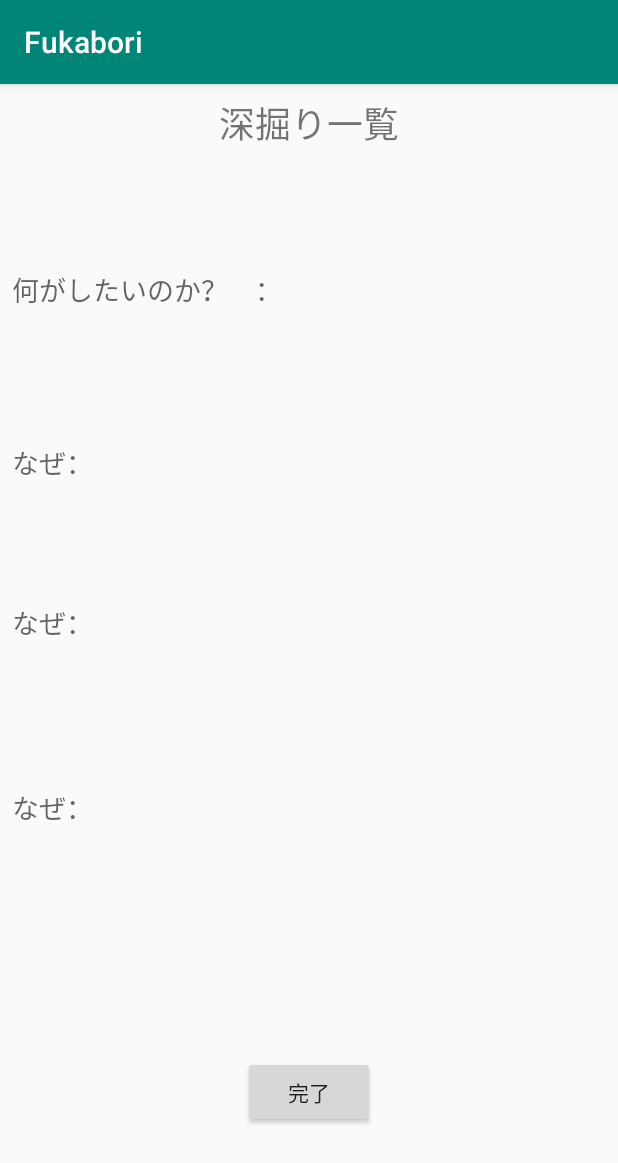
After one commit to candypenguin/Fukabori, an Android app: the Result screen opened directly, with no data from a screen before it, on a phone screen of 412 x 824 dp. The commit adds this screen. Shown: the top 1163 px of the screen. Run offline under Robolectric (Android 15) with nearby library versions, the phone set to English and light mode, and no system bars; 5 statements that could not run were skipped.

Commit message:
深掘り結果画面を実装

```diff
--- a/app/src/main/AndroidManifest.xml
+++ b/app/src/main/AndroidManifest.xml
@@ -9,6 +9,8 @@
             android:roundIcon="@mipmap/ic_launcher_round"
             android:supportsRtl="true"
             android:theme="@style/AppTheme">
+        <activity android:name=".Result">
+        </activity>
         <activity android:name=".Fukabori">
         </activity>
         <activity android:name=".MainActivity">
--- a/app/src/main/java/com/example/fukabori/Fukabori.kt
+++ b/app/src/main/java/com/example/fukabori/Fukabori.kt
@@ -1,12 +1,53 @@
 package com.example.fukabori
 
+import android.content.Intent
 import android.support.v7.app.AppCompatActivity
 import android.os.Bundle
+import android.widget.Button
+import android.widget.TextView
 
 class Fukabori : AppCompatActivity() {
+
+        var count : Int = 0
+        var fukaboriList : Array<String> = arrayOf("","","","")
+        var why : TextView? = null
+        var reason : TextView? = null
 
     override fun onCreate(savedInstanceState: Bundle?) {
         super.onCreate(savedInstanceState)
         setContentView(R.layout.activity_fukabori)
+
+        why = findViewById(R.id.Naze)
+        reason = findViewById(R.id.why)
+        var nextButton: Button = findViewById(R.id.nextButton)
+
+        nextButton.setOnClickListener {
+            fukaboriList[count] = reason.toString()
+            count++
+
+            if(count != 4){
+
+                show()
+            }else{
+
+                val intent  = Intent(this, Result::class.java)
+                intent.putExtra("Fukabori", fukaboriList )
+                startActivity(intent)
+            }
+        }
+
+    }
+
+    fun show() {
+
+        if(count > 0){
+
+            why!!.text = "なぜ？"
+        }else{
+
+            why!!.text = "なにがしたいの？"
+        }
+
+        reason!!.text = ""
     }
 }
--- /dev/null
+++ b/app/src/main/java/com/example/fukabori/Result.kt
@@ -0,0 +1,37 @@
+package com.example.fukabori
+
+import android.content.Intent
+import android.support.v7.app.AppCompatActivity
+import android.os.Bundle
+import android.widget.Button
+import android.widget.TextView
+
+class Result : AppCompatActivity() {
+
+
+    override fun onCreate(savedInstanceState: Bundle?) {
+        super.onCreate(savedInstanceState)
+        setContentView(R.layout.activity_result)
+
+        var goal :TextView = findViewById(R.id.goal)
+        var firstWhy : TextView = findViewById(R.id.firstwhy)
+        var secondWhy : TextView = findViewById(R.id.secondwhy)
+        var thirdWhy : TextView = findViewById(R.id.thirdwhy)
+
+        var finishButton: Button = findViewById(R.id.finishButton)
+
+        if (intent != null) {
+            var fukabori = intent.getSerializableExtra("Fukabori") as Array<String>
+            goal.text = fukabori[0]
+            firstWhy.text = fukabori[1]
+            secondWhy.text = fukabori[2]
+            thirdWhy.text = fukabori[3]
+        }
+
+        finishButton.setOnClickListener {
+
+            val intentFinish  = Intent(this, MainActivity::class.java)
+            startActivity(intentFinish)
+        }
+    }
+}
--- a/app/src/main/res/layout/activity_fukabori.xml
+++ b/app/src/main/res/layout/activity_fukabori.xml
@@ -11,7 +11,6 @@
             android:layout_width="wrap_content"
             android:layout_height="wrap_content"
             android:inputType="textPersonName"
-            android:text="Name"
             android:ems="10"
             android:id="@+id/why" android:layout_marginBottom="8dp"
             app:layout_constraintBottom_toTopOf="@+id/guideline4"
@@ -20,7 +19,7 @@
             app:layout_constraintTop_toTopOf="@+id/guideline5" android:layout_marginStart="8dp"
             app:layout_constraintStart_toStartOf="parent"/>
     <TextView
-            android:text="なぜ？"
+            android:text="何をしたいの？"
             android:layout_width="wrap_content"
             android:layout_height="wrap_content"
             android:id="@+id/Naze" app:layout_constraintStart_toStartOf="parent" android:layout_marginStart="8dp"
--- /dev/null
+++ b/app/src/main/res/layout/activity_result.xml
@@ -0,0 +1,118 @@
+<?xml version="1.0" encoding="utf-8"?>
+<android.support.constraint.ConstraintLayout
+        xmlns:android="http://schemas.android.com/apk/res/android"
+        xmlns:tools="http://schemas.android.com/tools"
+        xmlns:app="http://schemas.android.com/apk/res-auto"
+        android:layout_width="match_parent"
+        android:layout_height="match_parent"
+        tools:context=".Result">
+
+    <android.support.constraint.Guideline android:layout_width="wrap_content" android:layout_height="wrap_content"
+                                          android:id="@+id/guideline7"
+                                          android:orientation="horizontal"
+                                          app:layout_constraintGuide_percent="0.15"/>
+    <android.support.constraint.Barrier android:layout_width="wrap_content" android:layout_height="wrap_content"
+                                        android:id="@+id/barrier" app:barrierDirection="top"/>
+    <android.support.constraint.Guideline android:layout_width="wrap_content" android:layout_height="wrap_content"
+                                          android:id="@+id/guideline8"
+                                          android:orientation="horizontal"
+                                          app:layout_constraintGuide_percent="0.3"/>
+    <android.support.constraint.Guideline android:layout_width="wrap_content" android:layout_height="wrap_content"
+                                          android:id="@+id/guideline9"
+                                          android:orientation="horizontal"
+                                          app:layout_constraintGuide_percent="0.45"/>
+    <android.support.constraint.Guideline android:layout_width="wrap_content" android:layout_height="wrap_content"
+                                          android:id="@+id/guideline10"
+                                          android:orientation="horizontal"
+                                          app:layout_constraintGuide_percent="0.6"/>
+    <android.support.constraint.Guideline android:layout_width="wrap_content" android:layout_height="wrap_content"
+                                          android:id="@+id/guideline11"
+                                          android:orientation="horizontal"
+                                          app:layout_constraintGuide_percent="0.75"/>
+    <TextView
+            android:text="深掘り一覧"
+            android:layout_width="0dp"
+            android:layout_height="0dp"
+            android:id="@+id/title" app:layout_constraintStart_toStartOf="parent" android:layout_marginStart="8dp"
+            app:layout_constraintEnd_toEndOf="parent" android:layout_marginEnd="8dp" android:layout_marginTop="8dp"
+            app:layout_constraintTop_toTopOf="parent" android:layout_marginBottom="8dp"
+            app:layout_constraintBottom_toTopOf="@+id/guideline7" android:textSize="24sp"
+            android:textAlignment="center"/>
+    <TextView
+            android:text="何がしたいのか？　："
+            android:layout_width="0dp"
+            android:layout_height="0dp"
+            android:id="@+id/textView2" app:layout_constraintStart_toStartOf="parent" android:layout_marginStart="8dp"
+            android:layout_marginBottom="8dp" app:layout_constraintBottom_toTopOf="@+id/guideline8"
+            android:layout_marginTop="8dp" app:layout_constraintTop_toTopOf="@+id/guideline7"
+            app:layout_constraintEnd_toStartOf="@+id/guideline13" android:layout_marginEnd="8dp"
+            android:textAppearance="@style/TextAppearance.AppCompat.Medium"/>
+    <TextView
+            android:layout_width="190dp"
+            android:layout_height="74dp"
+            android:id="@+id/goal"
+            android:textAppearance="@style/TextAppearance.AppCompat.Medium" tools:layout_editor_absoluteY="98dp"
+            tools:layout_editor_absoluteX="214dp"/>
+    <android.support.constraint.Guideline android:layout_width="wrap_content" android:layout_height="wrap_content"
+                                          android:id="@+id/guideline13"
+                                          android:orientation="vertical"
+                                          app:layout_constraintGuide_percent="0.5"/>
+    <TextView
+            android:text="なぜ："
+            android:layout_width="0dp"
+            android:layout_height="0dp"
+            android:id="@+id/textView4" app:layout_constraintStart_toStartOf="parent" android:layout_marginStart="8dp"
+            app:layout_constraintEnd_toStartOf="@+id/guideline13" android:layout_marginEnd="8dp"
+            android:layout_marginTop="8dp" app:layout_constraintTop_toTopOf="@+id/guideline8"
+            android:layout_marginBottom="8dp" app:layout_constraintBottom_toTopOf="@+id/guideline9"
+            android:textAppearance="@style/TextAppearance.AppCompat.Medium"/>
+    <TextView
+            android:layout_width="190dp"
+            android:layout_height="74dp"
+            android:id="@+id/firstwhy"
+            android:textAppearance="@style/TextAppearance.AppCompat.Medium" tools:layout_editor_absoluteY="188dp"
+            tools:layout_editor_absoluteX="214dp"/>
+    <TextView
+            android:text="なぜ："
+            android:layout_width="0dp"
+            android:layout_height="0dp"
+            android:id="@+id/textView6" app:layout_constraintStart_toStartOf="parent" android:layout_marginStart="8dp"
+            app:layout_constraintEnd_toStartOf="@+id/guideline13" android:layout_marginEnd="8dp"
+            android:layout_marginTop="8dp" app:layout_constraintTop_toBottomOf="@+id/textView4"
+            android:layout_marginBottom="8dp" app:layout_constraintBottom_toTopOf="@+id/guideline10"
+            android:textAppearance="@style/TextAppearance.AppCompat.Medium"/>
+    <TextView
+            android:layout_width="0dp"
+            android:layout_height="0dp"
+            android:id="@+id/secondwhy" app:layout_constraintStart_toStartOf="@+id/guideline13"
+            android:layout_marginStart="8dp" app:layout_constraintEnd_toEndOf="parent" android:layout_marginEnd="8dp"
+            android:layout_marginTop="8dp" app:layout_constraintTop_toTopOf="@+id/guideline9"
+            android:layout_marginBottom="8dp" app:layout_constraintBottom_toTopOf="@+id/guideline10"
+            android:textAppearance="@style/TextAppearance.AppCompat.Medium"/>
+    <TextView
+            android:text="なぜ："
+            android:layout_width="0dp"
+            android:layout_height="0dp"
+            android:id="@+id/textView8" app:layout_constraintStart_toStartOf="parent" android:layout_marginStart="8dp"
+            app:layout_constraintEnd_toStartOf="@+id/guideline13" android:layout_marginEnd="8dp"
+            android:layout_marginTop="8dp" app:layout_constraintTop_toTopOf="@+id/guideline10"
+            android:layout_marginBottom="8dp" app:layout_constraintBottom_toTopOf="@+id/guideline11"
+            android:textAppearance="@style/TextAppearance.AppCompat.Medium"/>
+    <TextView
+            android:layout_width="0dp"
+            android:layout_height="0dp"
+            android:id="@+id/thirdwhy" app:layout_constraintStart_toStartOf="@+id/guideline13"
+            android:layout_marginStart="8dp" app:layout_constraintEnd_toEndOf="parent" android:layout_marginEnd="8dp"
+            android:layout_marginTop="8dp" app:layout_constraintTop_toTopOf="@+id/guideline10"
+            android:layout_marginBottom="8dp" app:layout_constraintBottom_toTopOf="@+id/guideline11"
+            android:textAppearance="@style/TextAppearance.AppCompat.Medium"/>
+    <Button
+            android:text="完了"
+            android:layout_width="wrap_content"
+            android:layout_height="wrap_content"
+            android:id="@+id/finishButton" app:layout_constraintStart_toStartOf="parent"
+            android:layout_marginStart="8dp"
+            app:layout_constraintEnd_toEndOf="parent" android:layout_marginEnd="8dp" android:layout_marginTop="8dp"
+            app:layout_constraintTop_toTopOf="@+id/guideline11" android:layout_marginBottom="8dp"
+            app:layout_constraintBottom_toBottomOf="parent"/>
+</android.support.constraint.ConstraintLayout>
```
